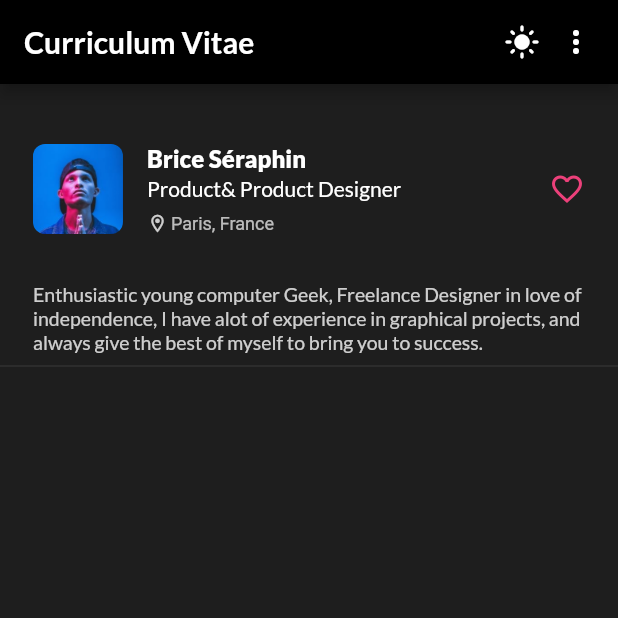
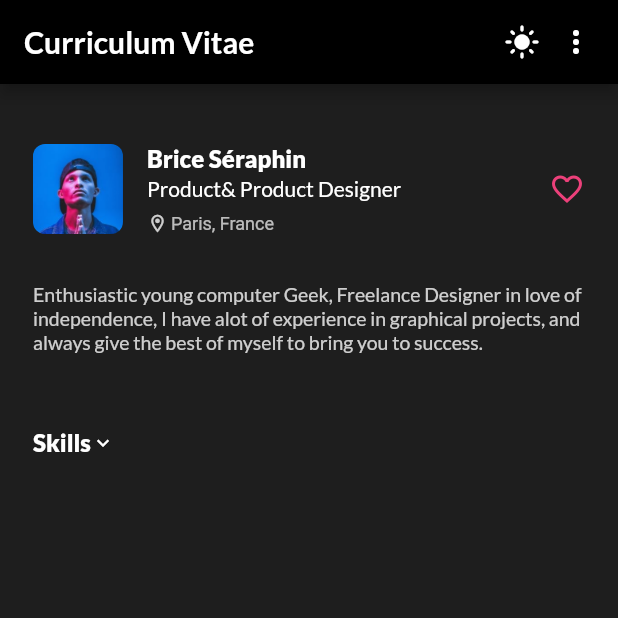
Before and after one commit to mmohammadmfallahm02/profile_app_ui, a Flutter app: the screen it shows after launch, on a phone screen of 412 x 824 dp, the top half of it. Run offline on Flutter 3.47's test engine with Material 2 defaults, Android fonts, the phone set to English and light mode, and no system bars; our stand-ins replace google_fonts.

Commit message:
skill widget created and skills selection logic implemented

```diff
--- a/lib/main.dart
+++ b/lib/main.dart
@@ -12,6 +12,7 @@ class MyApp extends StatelessWidget {
   // This widget is the root of your application.
   @override
   Widget build(BuildContext context) {
+    const Color surfaceColor = Color(0x0dffffff);
     return MaterialApp(
       debugShowCheckedModeBanner: false,
       title: 'Flutter Demo',
@@ -19,6 +20,7 @@ class MyApp extends StatelessWidget {
         brightness: Brightness.dark,
         primaryColor: Colors.pink.shade400,
         scaffoldBackgroundColor: const Color.fromARGB(255, 30, 30, 30),
+        dividerColor: surfaceColor,
         appBarTheme: const AppBarTheme(backgroundColor: Colors.black),
         textTheme: GoogleFonts.latoTextTheme(
           const TextTheme(
--- a/lib/screens/home_screen.dart
+++ b/lib/screens/home_screen.dart
@@ -1,7 +1,19 @@
 import 'package:flutter/material.dart';
 
-class HomeScreen extends StatelessWidget {
+class HomeScreen extends StatefulWidget {
   const HomeScreen({super.key});
+
+  @override
+  State<HomeScreen> createState() => _HomeScreenState();
+}
+
+class _HomeScreenState extends State<HomeScreen> {
+  final List<SkillType> _skills = [];
+
+  void updateSelectedListSkill(SkillType type) {
+    _skills.contains(type) ? _skills.remove(type) : _skills.add(type);
+    setState(() {});
+  }
 
   AppBar _buildAppBarWidget() {
     return AppBar(
@@ -18,7 +30,7 @@ class HomeScreen extends StatelessWidget {
 
   Widget _buildInfoWidget(ThemeData themeData) {
     return Padding(
-      padding: const EdgeInsets.fromLTRB(22, 40, 22, 0),
+      padding: const EdgeInsets.fromLTRB(22, 40, 22, 30),
       child: Column(
         children: [
           Row(
@@ -83,14 +95,158 @@ class HomeScreen extends StatelessWidget {
     );
   }
 
+  Widget _buildSkillsWidget(ThemeData themeData) {
+    return ExpansionTile(
+      trailing: const SizedBox(),
+      tilePadding: const EdgeInsets.only(left: 22, right: 22),
+      childrenPadding: const EdgeInsets.only(bottom: 30),
+      title: Row(
+        crossAxisAlignment: CrossAxisAlignment.center,
+        children: [
+          Text(
+            'Skills',
+            style: TextStyle(color: themeData.textTheme.subtitle1!.color),
+          ),
+          Icon(
+            Icons.keyboard_arrow_down,
+            color: themeData.textTheme.subtitle1!.color,
+            size: 16,
+          ),
+        ],
+      ),
+      children: [
+        Wrap(
+          spacing: 14,
+          runSpacing: 14,
+          direction: Axis.horizontal,
+          children: [
+            SkillWidget(
+              title: 'PhotoShop',
+              imagePath: 'assets/images/app_icon_01.png',
+              shadowColor: Colors.blue,
+              isActive: _skills.contains(SkillType.photoShop),
+              skillType: SkillType.photoShop,
+              onTap: () {
+                updateSelectedListSkill(SkillType.photoShop);
+              },
+            ),
+            SkillWidget(
+              title: 'Adobe XD',
+              imagePath: 'assets/images/app_icon_05.png',
+              shadowColor: Colors.pink,
+              isActive: _skills.contains(SkillType.xd),
+              skillType: SkillType.xd,
+              onTap: () {
+                updateSelectedListSkill(SkillType.xd);
+              },
+            ),
+            SkillWidget(
+              title: 'Illustrator',
+              imagePath: 'assets/images/app_icon_04.png',
+              shadowColor: Colors.orange,
+              isActive: _skills.contains(SkillType.illustrator),
+              skillType: SkillType.illustrator,
+              onTap: () {
+                updateSelectedListSkill(SkillType.illustrator);
+              },
+            ),
+            SkillWidget(
+              title: 'After Effect',
+              imagePath: 'assets/images/app_icon_03.png',
+              shadowColor: Colors.blue.shade800,
+              isActive: _skills.contains(SkillType.afterEffect),
+              skillType: SkillType.afterEffect,
+              onTap: () {
+                updateSelectedListSkill(SkillType.afterEffect);
+              },
+            ),
+            SkillWidget(
+              title: 'Lightroom',
+              imagePath: 'assets/images/app_icon_02.png',
+              shadowColor: Colors.blue,
+              isActive: _skills.contains(SkillType.lightRoom),
+              skillType: SkillType.lightRoom,
+              onTap: () {
+                updateSelectedListSkill(SkillType.lightRoom);
+              },
+            ),
+          ],
+        )
+      ],
+    );
+  }
+
   @override
   Widget build(BuildContext context) {
     final ThemeData themeData = Theme.of(context);
     return Scaffold(
       appBar: _buildAppBarWidget(),
       body: Column(
-        children: [_buildInfoWidget(themeData), const Divider()],
+        children: [
+          _buildInfoWidget(themeData),
+          _buildSkillsWidget(themeData),
+        ],
       ),
     );
   }
 }
+
+class SkillWidget extends StatelessWidget {
+  final String title;
+  final String imagePath;
+  final Color shadowColor;
+  final bool isActive;
+  final SkillType skillType;
+  final Function() onTap;
+  static const double radius = 12;
+
+  const SkillWidget({
+    Key? key,
+    required this.title,
+    required this.imagePath,
+    required this.shadowColor,
+    required this.isActive,
+    required this.skillType,
+    required this.onTap,
+  }) : super(key: key);
+
+  @override
+  Widget build(BuildContext context) {
+    final ThemeData themeData = Theme.of(context);
+    return InkWell(
+      borderRadius: BorderRadius.circular(radius),
+      onTap: onTap,
+      child: Container(
+        height: 110,
+        width: 110,
+        decoration: isActive
+            ? BoxDecoration(
+                color: themeData.dividerColor,
+                borderRadius: BorderRadius.circular(radius),
+              )
+            : null,
+        child: Column(mainAxisAlignment: MainAxisAlignment.center, children: [
+          Container(
+            decoration: isActive
+                ? BoxDecoration(boxShadow: [
+                    BoxShadow(
+                        color: shadowColor.withOpacity(0.5), blurRadius: 20)
+                  ])
+                : null,
+            child: Image.asset(
+              imagePath,
+              width: 40,
+              height: 40,
+            ),
+          ),
+          const SizedBox(
+            height: 8,
+          ),
+          Text(title)
+        ]),
+      ),
+    );
+  }
+}
+
+enum SkillType { photoShop, xd, illustrator, afterEffect, lightRoom }
```
